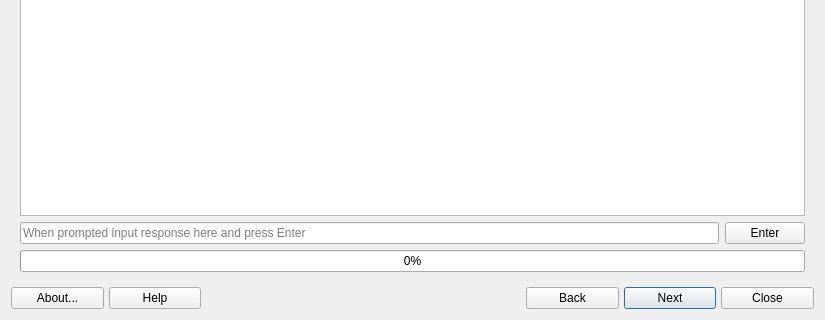
Old version of the form mainwindow.ui in the repository AdrianTM/mx-live-usb-maker; both pictures show x 0 to 825 and y 469 to 789 of the 825 by 789 pixel window.
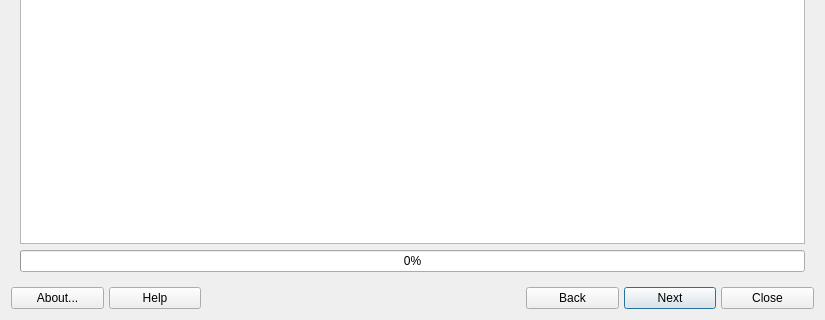
New version of the form. The open tabs and pages were chosen to show the change. Icons and pictures are not drawn.

Commit message: remove interactive interface for now

```diff
--- a/mainwindow.ui
+++ b/mainwindow.ui
@@ -625,29 +625,7 @@
      </widget>
      <widget class="QWidget" name="outputPage">
       <layout class="QGridLayout" name="gridLayout_3">
-       <item row="1" column="0">
-        <widget class="QLineEdit" name="lineEdit">
-         <property name="inputMask">
-          <string/>
-         </property>
-         <property name="placeholderText">
-          <string>When prompted input response here and press Enter</string>
-         </property>
-        </widget>
-       </item>
-       <item row="1" column="1">
-        <widget class="QPushButton" name="buttonEnter">
-         <property name="text">
-          <string>Enter</string>
-         </property>
-         <property name="icon">
-          <iconset theme="key-enter">
-           <normaloff/>
-          </iconset>
-         </property>
-        </widget>
-       </item>
-       <item row="3" column="0" colspan="2">
+       <item row="2" column="0" colspan="2">
         <widget class="QProgressBar" name="progressBar">
          <property name="value">
           <number>0</number>
```
Left out of the diff: 2 changed lines with no effect on the pictures. The commit also changes 2 other files.
